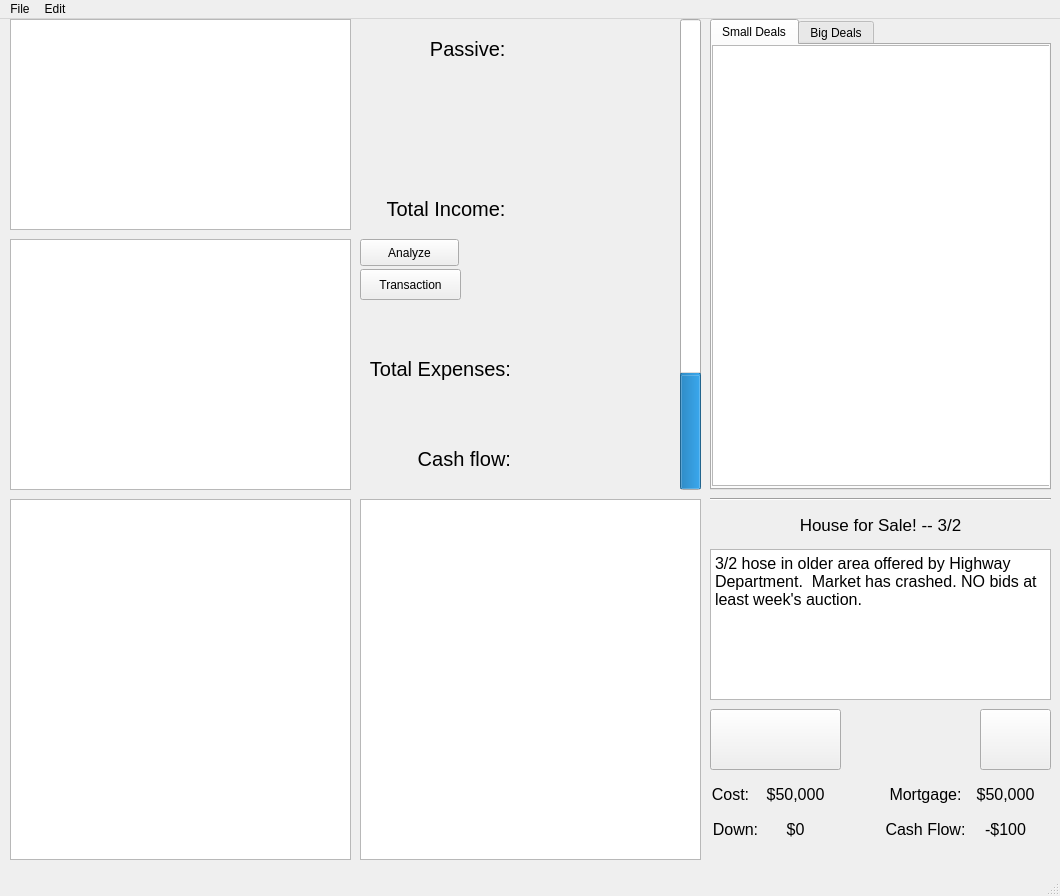
This is guis/financial.ui in Rightside-Two-0/Rightside_Two.0 as Qt 5 draws it before an edit. The edited form follows.
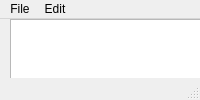
This is the edited form. Icons and pictures are not drawn.

Patch:
```diff
--- a/guis/financial.ui
+++ b/guis/financial.ui
@@ -7,7 +7,7 @@
     <x>0</x>
     <y>0</y>
     <width>1060</width>
-    <height>896</height>
+    <height>0</height>
    </rect>
   </property>
   <property name="windowTitle">
@@ -389,8 +389,8 @@
     </property>
     <property name="iconSize">
      <size>
-      <width>64</width>
-      <height>64</height>
+      <width>128</width>
+      <height>128</height>
      </size>
     </property>
    </widget>
```
Left out of the diff: 2 changed lines with no effect on the pictures.
